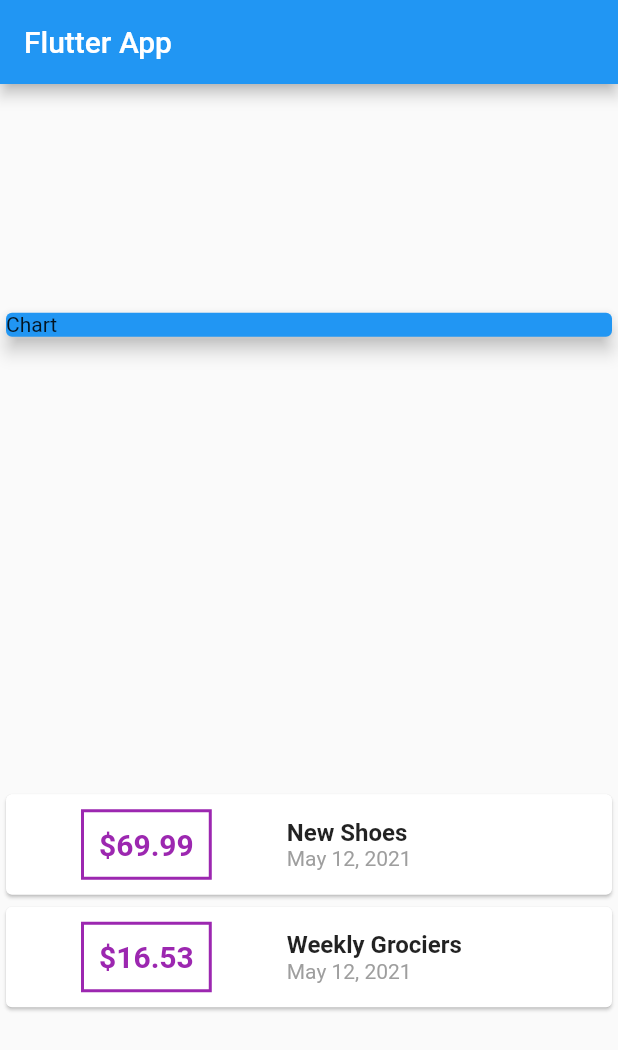
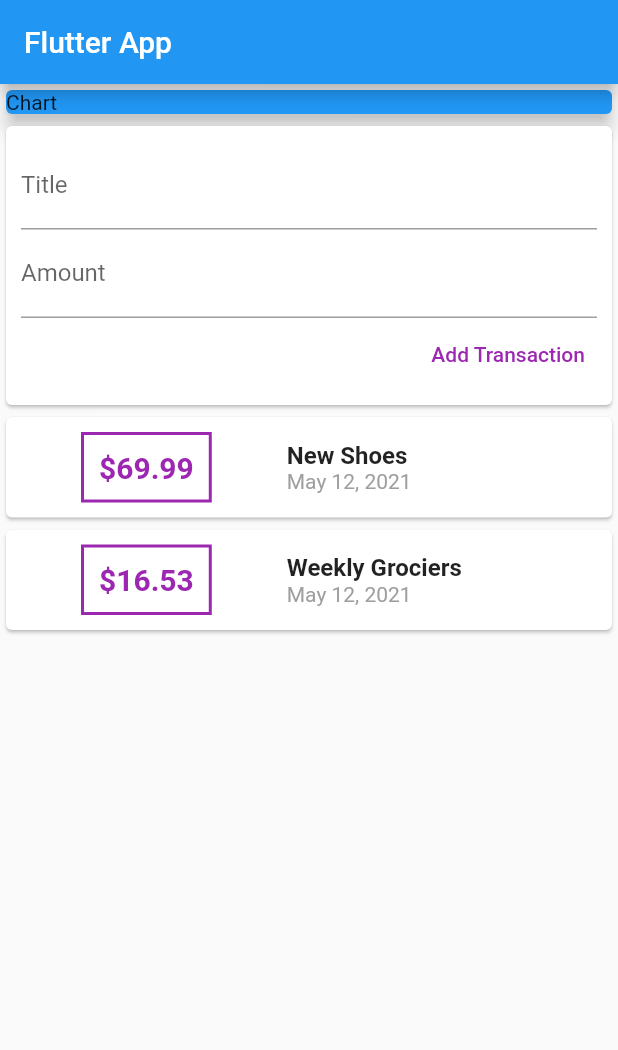
Before and after one commit to babyazalea/flutter_complete_guide2, a Flutter app: the screen it shows after launch, on a phone screen of 412 x 824 dp. Shown: the top 1050 px of the screen. Run offline on Flutter 3.47's test engine with Material 2 defaults, Android fonts, the light colour scheme and no system bars.

Commit message:
added text-inputs

```diff
--- a/lib/main.dart
+++ b/lib/main.dart
@@ -38,7 +38,7 @@
           title: Text('Flutter App'),
         ),
         body: Column(
-            mainAxisAlignment: MainAxisAlignment.spaceAround,
+            // mainAxisAlignment: MainAxisAlignment.spaceAround,
             crossAxisAlignment: CrossAxisAlignment.stretch,
             children: <Widget>[
               Container(
@@ -47,6 +47,27 @@
                   color: Colors.blue,
                   child: Text('Chart'),
                   elevation: 5,
+                ),
+              ),
+              Card(
+                child: Container(
+                  padding: EdgeInsets.all(10),
+                  child: Column(
+                    crossAxisAlignment: CrossAxisAlignment.end,
+                    children: <Widget>[
+                      TextField(
+                        decoration: InputDecoration(labelText: 'Title'),
+                      ),
+                      TextField(
+                        decoration: InputDecoration(labelText: 'Amount'),
+                      ),
+                      TextButton(
+                        onPressed: () {},
+                        child: Text("Add Transaction"),
+                        style: TextButton.styleFrom(primary: Colors.purple),
+                      )
+                    ],
+                  ),
                 ),
               ),
               Column(
```
